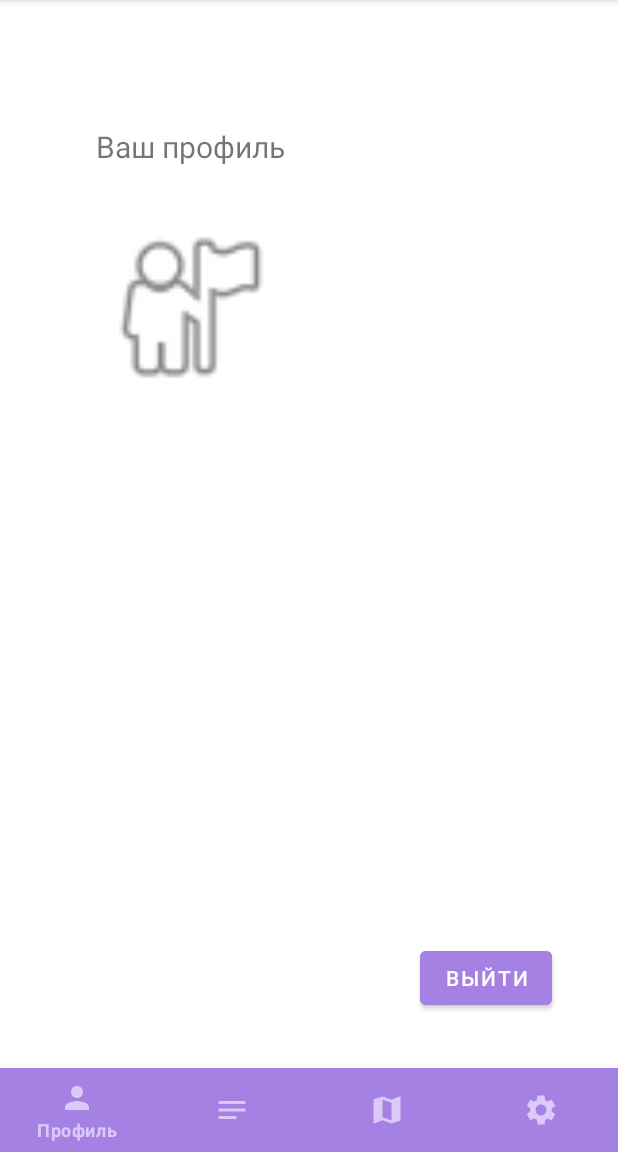
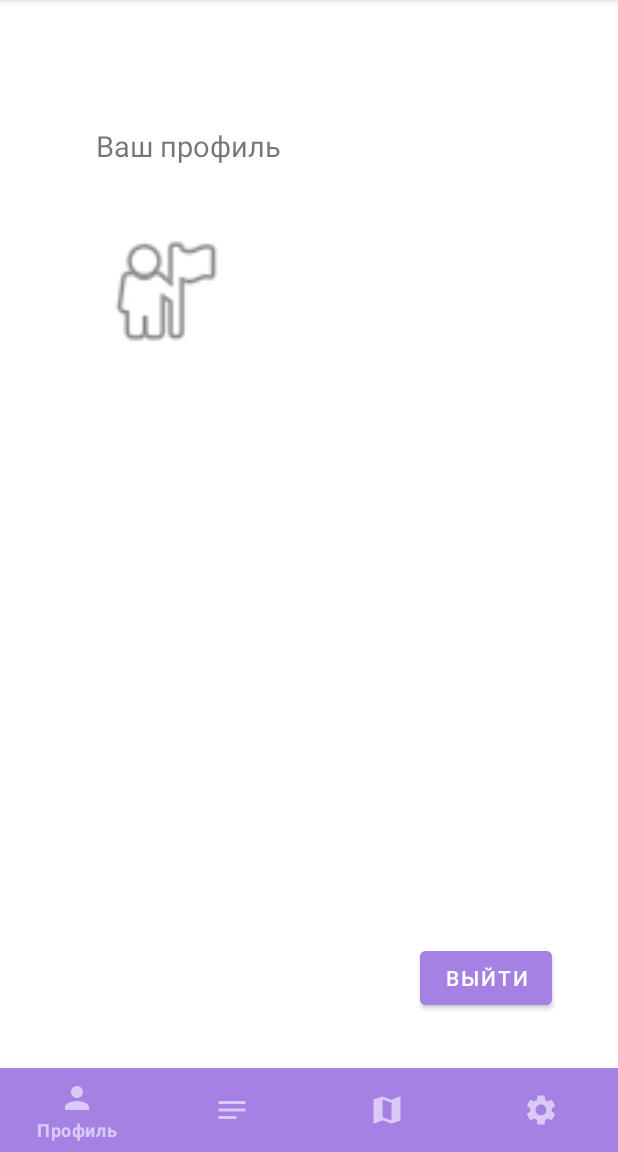
Before and after one commit to Soneech/MemoriesMap, an Android app: the screen it shows after launch once a user with an empty profile is signed in (MainActivity), on a phone screen of 412 x 824 dp, the part 84-1236 px from its top. Run offline under Robolectric (Android 15) with nearby library versions, the phone set to English and light mode, and no system bars; our stand-ins replace Firebase (no records; nobody signed in at launch, a user with empty details on screens opened directly); libraries missing offline, so code that uses them is left out: com.yandex.mapkit; 2 statements that could not run were skipped.

Commit message:
design 2

```diff
--- a/app/src/main/java/com/example/memoriesmap/main/MapFragment.java
+++ b/app/src/main/java/com/example/memoriesmap/main/MapFragment.java
@@ -137,7 +137,6 @@ public class MapFragment extends Fragment implements GeoObjectTapListener, Input
                         Bitmap placeMarkBitmap = getBitmapFromVectorDrawable(
                                 getContext(),
                                 R.drawable.ic_baseline_place_24);
-
                         mapView
                                 .getMap()
                                 .getMapObjects()
--- a/app/src/main/java/com/example/memoriesmap/main/ProfileFragment.java
+++ b/app/src/main/java/com/example/memoriesmap/main/ProfileFragment.java
@@ -75,7 +75,7 @@ public class ProfileFragment extends Fragment {
             @Override
             public void onDataChange(@NonNull DataSnapshot snapshot) {
                 for (DataSnapshot dataSnapshot: snapshot.getChildren()) {
-                    if (Objects.equals(dataSnapshot.getKey(), currentUser.getUid())) {
+                    if (dataSnapshot.getKey().equals(currentUser.getUid())) {
                         user = dataSnapshot.getValue(User.class);
                         displayUserData();
                     }
--- a/app/src/main/res/layout/profile_fragment.xml
+++ b/app/src/main/res/layout/profile_fragment.xml
@@ -13,7 +13,7 @@
         android:layout_height="wrap_content"
         android:layout_marginStart="64dp"
         android:layout_marginTop="40dp"
-        android:textSize="20sp"
+        android:textSize="19sp"
         app:layout_constraintStart_toStartOf="parent"
         app:layout_constraintTop_toBottomOf="@+id/imageView2" />
 
@@ -23,7 +23,7 @@
         android:layout_height="wrap_content"
         android:layout_marginStart="64dp"
         android:layout_marginTop="32dp"
-        android:textSize="20sp"
+        android:textSize="19sp"
         app:layout_constraintStart_toStartOf="parent"
         app:layout_constraintTop_toBottomOf="@+id/userNameTextView" />
 
@@ -41,10 +41,10 @@
 
     <ImageView
         android:id="@+id/imageView2"
-        android:layout_width="124dp"
-        android:layout_height="123dp"
+        android:layout_width="92dp"
+        android:layout_height="88dp"
         android:layout_marginStart="64dp"
-        android:layout_marginTop="32dp"
+        android:layout_marginTop="40dp"
         android:src="@android:drawable/ic_menu_myplaces"
         app:layout_constraintStart_toStartOf="parent"
         app:layout_constraintTop_toBottomOf="@+id/profileTextView" />
@@ -56,7 +56,7 @@
         android:layout_marginStart="64dp"
         android:layout_marginTop="84dp"
         android:text="@string/your_profile"
-        android:textSize="20sp"
+        android:textSize="19sp"
         app:layout_constraintStart_toStartOf="parent"
         app:layout_constraintTop_toTopOf="parent" />
 
```
Also changed, not shown: app/src/main/java/com/example/memoriesmap/model/User.java (+0 -10 lines).
